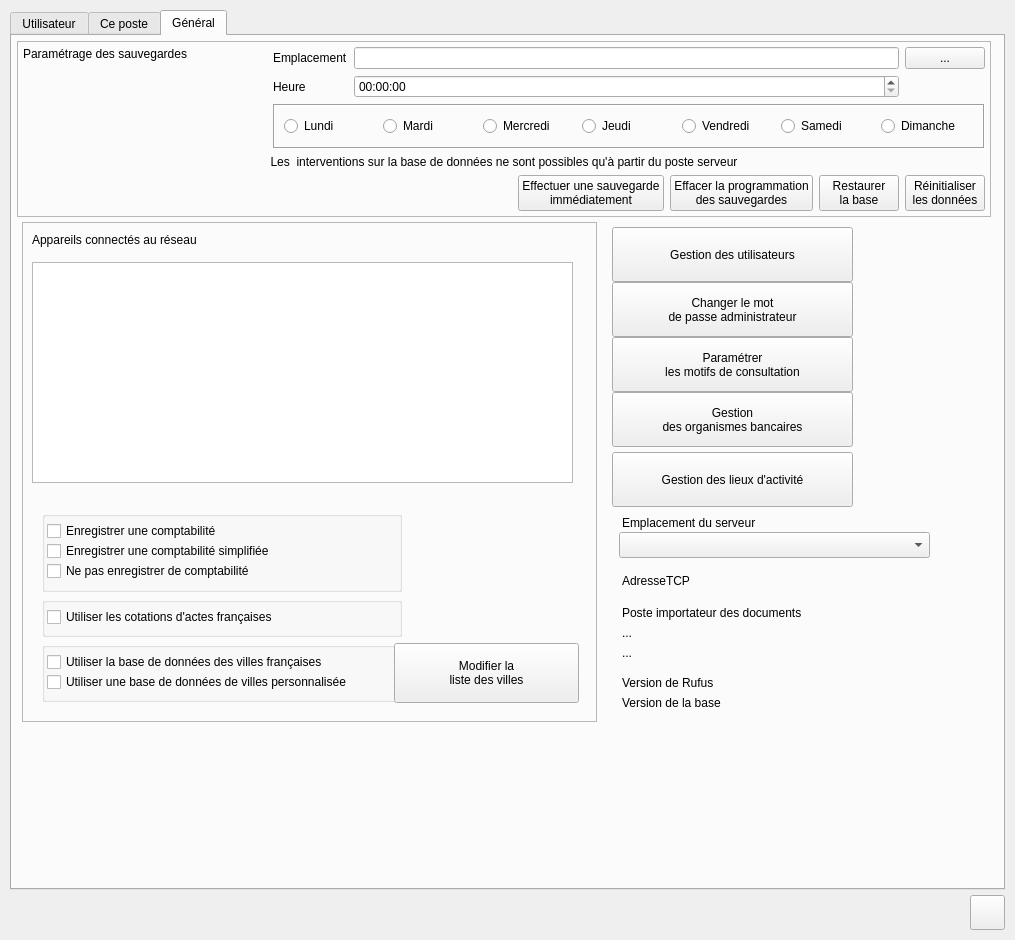
First picture: the form in Dialogs/dlg_param.ui, repository ukinoki/Rufus, before the edit.
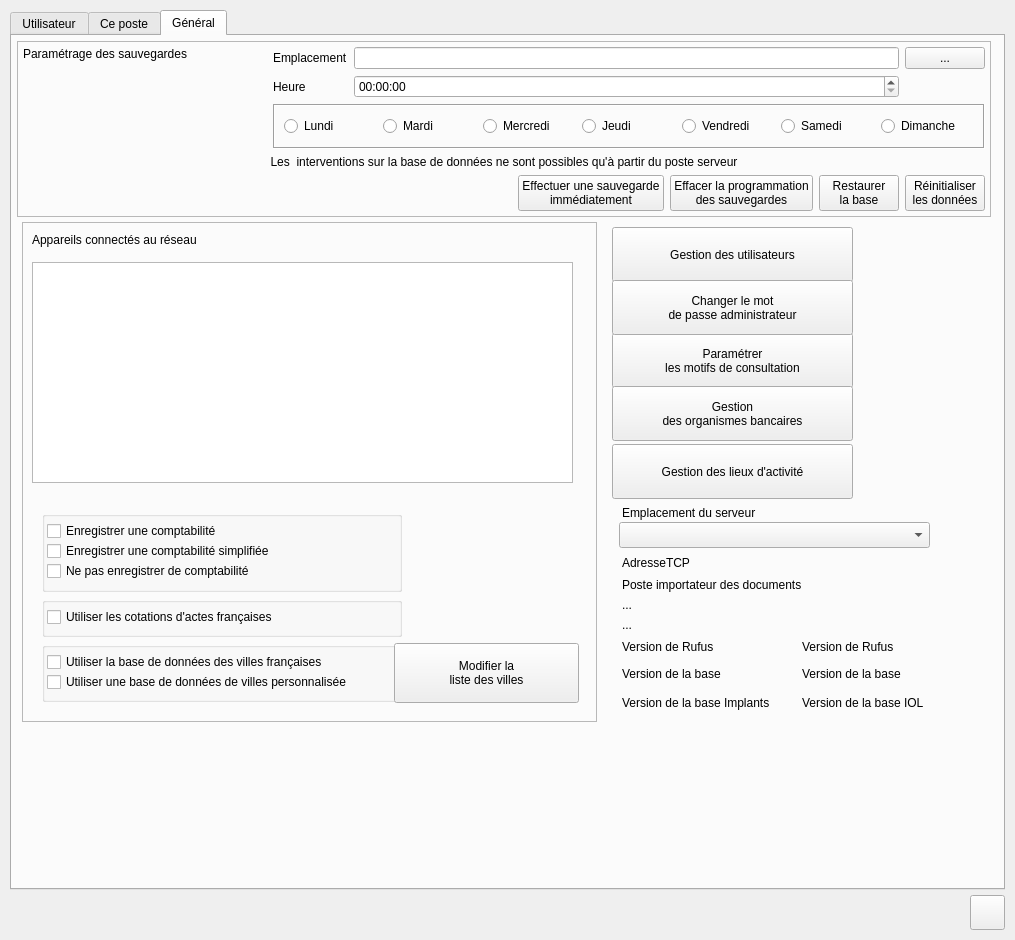
Second picture: the form after the edit. The open tabs and pages were chosen to show the change. Icons and pictures are not drawn. Custom widgets are drawn as their Qt base class.

```diff
--- a/Dialogs/dlg_param.ui
+++ b/Dialogs/dlg_param.ui
@@ -65,7 +65,7 @@
       <enum>Qt::ContextMenuPolicy::NoContextMenu</enum>
      </property>
      <property name="currentIndex">
-      <number>1</number>
+      <number>2</number>
      </property>
      <widget class="QWidget" name="UserParamtab">
       <property name="minimumSize">
@@ -3511,7 +3511,7 @@
              <property name="geometry">
               <rect>
                <x>20</x>
-               <y>420</y>
+               <y>392</y>
                <width>221</width>
                <height>21</height>
               </rect>
@@ -3524,7 +3524,7 @@
              <property name="geometry">
               <rect>
                <x>20</x>
-               <y>400</y>
+               <y>372</y>
                <width>360</width>
                <height>21</height>
               </rect>
@@ -3537,7 +3537,7 @@
              <property name="geometry">
               <rect>
                <x>10</x>
-               <y>115</y>
+               <y>111</y>
                <width>241</width>
                <height>55</height>
               </rect>
@@ -3560,12 +3560,12 @@
               </size>
              </property>
             </widget>
-            <widget class="QLabel" name="VersionBaselabel">
+            <widget class="QLabel" name="VersionDatabaslabel">
              <property name="geometry">
               <rect>
                <x>20</x>
-               <y>470</y>
-               <width>221</width>
+               <y>441</y>
+               <width>171</width>
                <height>21</height>
               </rect>
              </property>
@@ -3577,7 +3577,7 @@
              <property name="geometry">
               <rect>
                <x>20</x>
-               <y>380</y>
+               <y>352</y>
                <width>221</width>
                <height>21</height>
               </rect>
@@ -3590,7 +3590,7 @@
              <property name="geometry">
               <rect>
                <x>10</x>
-               <y>60</y>
+               <y>58</y>
                <width>241</width>
                <height>55</height>
               </rect>
@@ -3613,12 +3613,12 @@
               </size>
              </property>
             </widget>
-            <widget class="QLabel" name="VersionRufuslabel">
+            <widget class="QLabel" name="VersionRufuslbl">
              <property name="geometry">
               <rect>
                <x>20</x>
-               <y>450</y>
-               <width>221</width>
+               <y>414</y>
+               <width>171</width>
                <height>21</height>
               </rect>
              </property>
@@ -3630,7 +3630,7 @@
              <property name="geometry">
               <rect>
                <x>10</x>
-               <y>170</y>
+               <y>164</y>
                <width>241</width>
                <height>55</height>
               </rect>
@@ -3657,7 +3657,7 @@
              <property name="geometry">
               <rect>
                <x>10</x>
-               <y>230</y>
+               <y>222</y>
                <width>241</width>
                <height>55</height>
               </rect>
@@ -3683,7 +3683,7 @@
              <property name="geometry">
               <rect>
                <x>20</x>
-               <y>290</y>
+               <y>280</y>
                <width>161</width>
                <height>21</height>
               </rect>
@@ -3696,7 +3696,7 @@
              <property name="geometry">
               <rect>
                <x>17</x>
-               <y>310</y>
+               <y>300</y>
                <width>311</width>
                <height>26</height>
               </rect>
@@ -3706,7 +3706,7 @@
              <property name="geometry">
               <rect>
                <x>20</x>
-               <y>348</y>
+               <y>330</y>
                <width>360</width>
                <height>21</height>
               </rect>
@@ -3715,6 +3715,58 @@
               <string>AdresseTCP</string>
              </property>
             </widget>
+            <widget class="QLabel" name="VersionIOLlabel">
+             <property name="geometry">
+              <rect>
+               <x>20</x>
+               <y>470</y>
+               <width>171</width>
+               <height>21</height>
+              </rect>
+             </property>
+             <property name="text">
+              <string>Version de la base Implants</string>
+             </property>
+            </widget>
+            <widget class="QLabel" name="VersionBaseIOLlabel">
+             <property name="geometry">
+              <rect>
+               <x>200</x>
+               <y>470</y>
+               <width>141</width>
+               <height>21</height>
+              </rect>
+             </property>
+             <property name="text">
+              <string>Version de la base IOL</string>
+             </property>
+            </widget>
+            <widget class="QLabel" name="VersionBaselabel">
+             <property name="geometry">
+              <rect>
+               <x>200</x>
+               <y>441</y>
+               <width>121</width>
+               <height>21</height>
+              </rect>
+             </property>
+             <property name="text">
+              <string>Version de la base</string>
+             </property>
+            </widget>
+            <widget class="QLabel" name="VersionRufuslabel">
+             <property name="geometry">
+              <rect>
+               <x>200</x>
+               <y>414</y>
+               <width>171</width>
+               <height>21</height>
+              </rect>
+             </property>
+             <property name="text">
+              <string>Version de Rufus</string>
+             </property>
+            </widget>
            </widget>
           </item>
          </layout>
@@ -3865,34 +3917,34 @@
  </widget>
  <customwidgets>
   <customwidget>
-   <class>UpPushButton</class>
+   <class>UpSmallButton</class>
    <extends>QPushButton</extends>
-   <header>uppushbutton.h</header>
-  </customwidget>
-  <customwidget>
-   <class>UpTableWidget</class>
-   <extends>QTableWidget</extends>
-   <header>uptablewidget.h</header>
-  </customwidget>
-  <customwidget>
-   <class>UpLineEdit</class>
-   <extends>QLineEdit</extends>
-   <header>uplineedit.h</header>
+   <header>upsmallbutton.h</header>
   </customwidget>
   <customwidget>
    <class>UpLabel</class>
    <extends>QLabel</extends>
    <header>uplabel.h</header>
   </customwidget>
+  <customwidget>
+   <class>UpLineEdit</class>
+   <extends>QLineEdit</extends>
+   <header>uplineedit.h</header>
+  </customwidget>
+  <customwidget>
+   <class>UpPushButton</class>
+   <extends>QPushButton</extends>
+   <header>uppushbutton.h</header>
+  </customwidget>
   <customwidget>
    <class>UpComboBox</class>
    <extends>QComboBox</extends>
    <header>upcombobox.h</header>
   </customwidget>
   <customwidget>
-   <class>UpSmallButton</class>
-   <extends>QPushButton</extends>
-   <header>upsmallbutton.h</header>
+   <class>UpTableWidget</class>
+   <extends>QTableWidget</extends>
+   <header>uptablewidget.h</header>
   </customwidget>
   <customwidget>
    <class>UpRadioButton</class>
```
